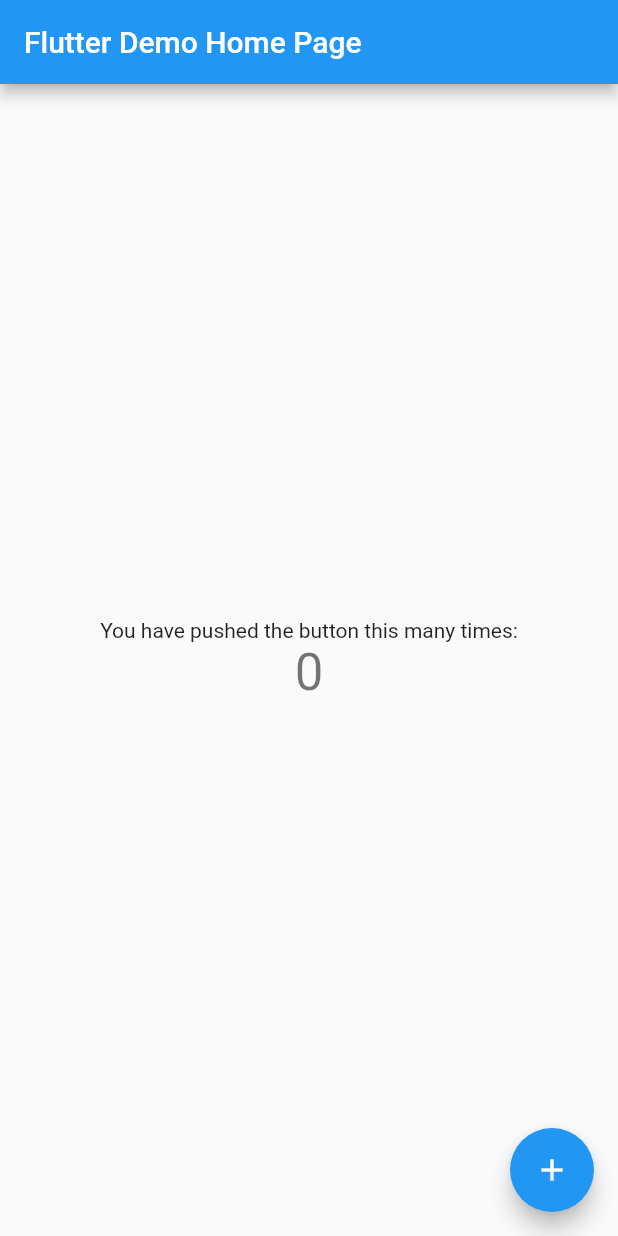
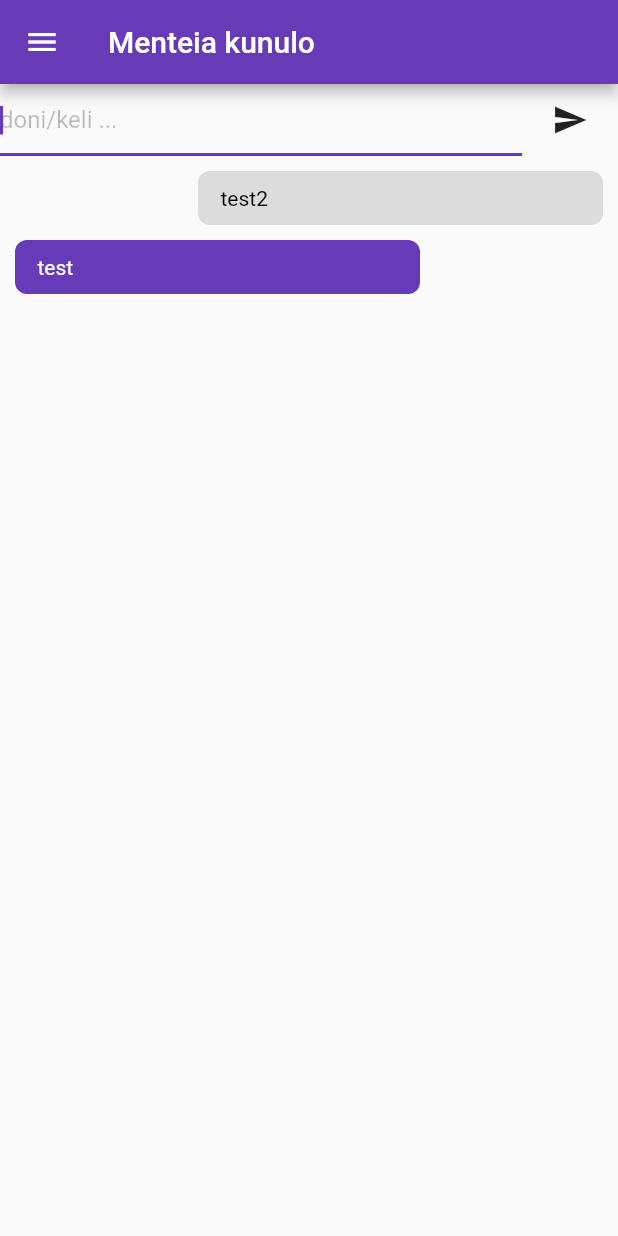
Before and after one commit to Menteia/Menteia-kunulo, a Flutter app: the screen it shows after launch, on a phone screen of 412 x 824 dp. Run offline on Flutter 3.47's test engine with Material 2 defaults, Android fonts, the phone set to English and light mode, and no system bars; network calls fail.

Commit message:
Added home page

```diff
--- /dev/null
+++ b/lib/homepage.dart
@@ -0,0 +1,154 @@
+import 'package:flutter/material.dart';
+import 'package:flutter/services.dart';
+import 'package:web_socket_channel/web_socket_channel.dart';
+
+class HomePage extends StatefulWidget {
+  final WebSocketChannel channel;
+
+  HomePage({Key key, @required this.channel}): super(key: key);
+
+  @override
+  _HomePageState createState() => _HomePageState();
+}
+
+class _HomePageState extends State<HomePage> {
+  static const platform = const MethodChannel("xyz.trankvila.menteiakunulo/audioplayer");
+
+  TextEditingController _controller = TextEditingController();
+  List<_Message> history = <_Message>[
+    _Message(message: 'test', fromMenteia: true),
+    _Message(message: 'test2', fromMenteia: false),
+  ];
+
+  @override
+  void initState() {
+    super.initState();
+    widget.channel.stream.listen((data) {
+      if (data is String) {
+        setState(() {
+          history.add(_Message(message: data, fromMenteia: true));
+        });
+      } else if (data is List<int>) {
+        try {
+          platform.invokeMethod('playAudio', data);
+        } on PlatformException catch (e) {
+          debugPrint(e.message);
+        }
+      }
+    });
+  }
+
+  @override
+  Widget build(BuildContext context) {
+    return Scaffold(
+      appBar: AppBar(
+        title: Text("Menteia kunulo"),
+      ),
+      drawer: Drawer(
+        child: ListView(
+          padding: EdgeInsets.zero,
+          children: <Widget>[
+            DrawerHeader(
+              child: Text("Menteia kunulo"),
+            ),
+            ListTile(
+              title: Text('revinas'),
+            ),
+            ListTile(
+              title: Text('girisa'),
+            ),
+            ListTile(
+              title: Text('sasara'),
+            ),
+            ListTile(
+              title: Text('prilema'),
+            )
+          ],
+        ),
+      ),
+      body: Container(
+        child: Column(
+          children: <Widget>[
+            buildInput(),
+            buildChatHistory(),
+          ],
+        )
+      )
+    );
+  }
+
+  Widget buildInput() {
+    return Row(
+        children: <Widget>[
+          Flexible(
+            child: TextField(
+              controller: _controller,
+              decoration: InputDecoration(
+                hintText: 'doni/keli ...',
+                hintStyle: TextStyle(color: Colors.black26)
+              ),
+              autofocus: true,
+            )
+          ),
+          Material(
+            child: Container(
+              margin: EdgeInsets.symmetric(horizontal: 8.0),
+              child: IconButton(icon: Icon(Icons.send), onPressed: () {
+                final text = _controller.text;
+                widget.channel.sink.add(text);
+                setState(() {
+                  history.add(_Message(message: text, fromMenteia: false));
+                });
+                _controller.clear();
+              }),
+            ),
+          )
+        ],
+      );
+  }
+
+  Widget buildChatHistory() {
+    return Flexible(
+      child: ListView.builder(
+        padding: EdgeInsets.all(10.0),
+        itemCount: history.length,
+        itemBuilder: (context, index) {
+          final message = history[history.length - index - 1];
+          return Row(
+            children: <Widget>[
+              Container(
+                child: Text(
+                  message.message,
+                  style: TextStyle(color: message.fromMenteia ? Colors.white : Colors.black),
+                ),
+                padding: EdgeInsets.fromLTRB(15, 10, 15, 10),
+                width: 270.0,
+                decoration: BoxDecoration(
+                    color: message.fromMenteia ? Colors.deepPurple : Colors.black12,
+                    borderRadius: BorderRadius.circular(8.0)
+                ),
+                margin: message.fromMenteia ?
+                  EdgeInsets.only(bottom: 10.0, right: 10.0) :
+                    EdgeInsets.only(bottom: 10.0, left: 10.0)
+              )
+            ],
+            mainAxisAlignment: message.fromMenteia ? MainAxisAlignment.start : MainAxisAlignment.end,
+          );
+        },
+      )
+    );
+  }
+
+  @override
+  void dispose() {
+    widget.channel.sink.close();
+    super.dispose();
+  }
+}
+
+class _Message {
+  _Message({this.message, this.fromMenteia});
+
+  final String message;
+  final bool fromMenteia;
+}
--- a/lib/main.dart
+++ b/lib/main.dart
@@ -1,13 +1,15 @@
 import 'package:flutter/material.dart';
+import 'package:menteia_kunulo/homepage.dart';
+import 'package:web_socket_channel/io.dart';
 
-void main() => runApp(MyApp());
+void main() => runApp(MenteiaKunulo());
 
-class MyApp extends StatelessWidget {
+class MenteiaKunulo extends StatelessWidget {
   // This widget is the root of your application.
   @override
   Widget build(BuildContext context) {
     return MaterialApp(
-      title: 'Flutter Demo',
+      title: 'Menteia kunulo',
       theme: ThemeData(
         // This is the theme of your application.
         //
@@ -18,94 +20,11 @@ class MyApp extends StatelessWidget {
         // or simply save your changes to "hot reload" in a Flutter IDE).
         // Notice that the counter didn't reset back to zero; the application
         // is not restarted.
-        primarySwatch: Colors.blue,
+        primarySwatch: Colors.deepPurple,
       ),
-      home: MyHomePage(title: 'Flutter Demo Home Page'),
+      home: HomePage(
+        channel: IOWebSocketChannel.connect('ws://192.168.1.192:7777'),
+      ),
     );
   }
 }
-
-class MyHomePage extends StatefulWidget {
-  MyHomePage({Key key, this.title}) : super(key: key);
-
-  // This widget is the home page of your application. It is stateful, meaning
-  // that it has a State object (defined below) that contains fields that affect
-  // how it looks.
-
-  // This class is the configuration for the state. It holds the values (in this
-  // case the title) provided by the parent (in this case the App widget) and
-  // used by the build method of the State. Fields in a Widget subclass are
-  // always marked "final".
-
-  final String title;
-
-  @override
-  _MyHomePageState createState() => _MyHomePageState();
-}
-
-class _MyHomePageState extends State<MyHomePage> {
-  int _counter = 0;
-
-  void _incrementCounter() {
-    setState(() {
-      // This call to setState tells the Flutter framework that something has
-      // changed in this State, which causes it to rerun the build method below
-      // so that the display can reflect the updated values. If we changed
-      // _counter without calling setState(), then the build method would not be
-      // called again, and so nothing would appear to happen.
-      _counter++;
-    });
-  }
-
-  @override
-  Widget build(BuildContext context) {
-    // This method is rerun every time setState is called, for instance as done
-    // by the _incrementCounter method above.
-    //
-    // The Flutter framework has been optimized to make rerunning build methods
-    // fast, so that you can just rebuild anything that needs updating rather
-    // than having to individually change instances of widgets.
-    return Scaffold(
-      appBar: AppBar(
-        // Here we take the value from the MyHomePage object that was created by
-        // the App.build method, and use it to set our appbar title.
-        title: Text(widget.title),
-      ),
-      body: Center(
-        // Center is a layout widget. It takes a single child and positions it
-        // in the middle of the parent.
-        child: Column(
-          // Column is also layout widget. It takes a list of children and
-          // arranges them vertically. By default, it sizes itself to fit its
-          // children horizontally, and tries to be as tall as its parent.
-          //
-          // Invoke "debug painting" (press "p" in the console, choose the
-          // "Toggle Debug Paint" action from the Flutter Inspector in Android
-          // Studio, or the "Toggle Debug Paint" command in Visual Studio Code)
-          // to see the wireframe for each widget.
-          //
-          // Column has various properties to control how it sizes itself and
-          // how it positions its children. Here we use mainAxisAlignment to
-          // center the children vertically; the main axis here is the vertical
-          // axis because Columns are vertical (the cross axis would be
-          // horizontal).
-          mainAxisAlignment: MainAxisAlignment.center,
-          children: <Widget>[
-            Text(
-              'You have pushed the button this many times:',
-            ),
-            Text(
-              '$_counter',
-              style: Theme.of(context).textTheme.display1,
-            ),
-          ],
-        ),
-      ),
-      floatingActionButton: FloatingActionButton(
-        onPressed: _incrementCounter,
-        tooltip: 'Increment',
-        child: Icon(Icons.add),
-      ), // This trailing comma makes auto-formatting nicer for build methods.
-    );
-  }
-}
--- a/pubspec.yaml
+++ b/pubspec.yaml
@@ -15,6 +15,8 @@ environment:
 dependencies:
   flutter:
     sdk: flutter
+  web_socket_channel: ^1.0.9
+  audioplayers: ^0.8.0
 
   # The following adds the Cupertino Icons font to your application.
   # Use with the CupertinoIcons class for iOS style icons.
```
Also changed, not shown: 3 other files.
